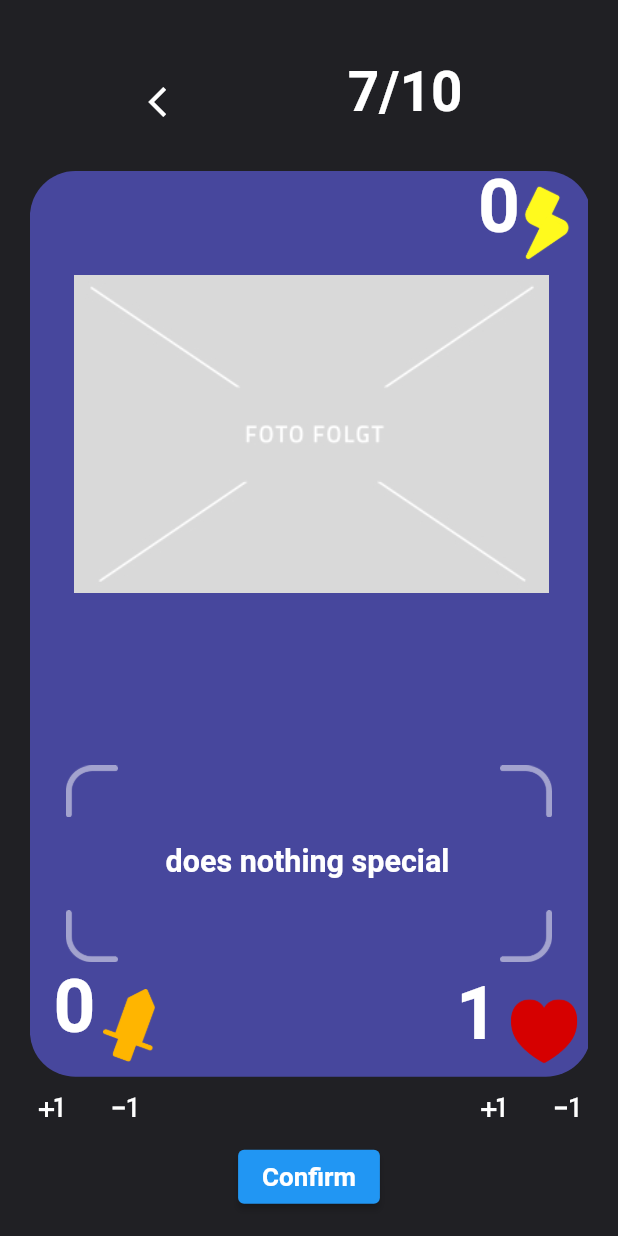
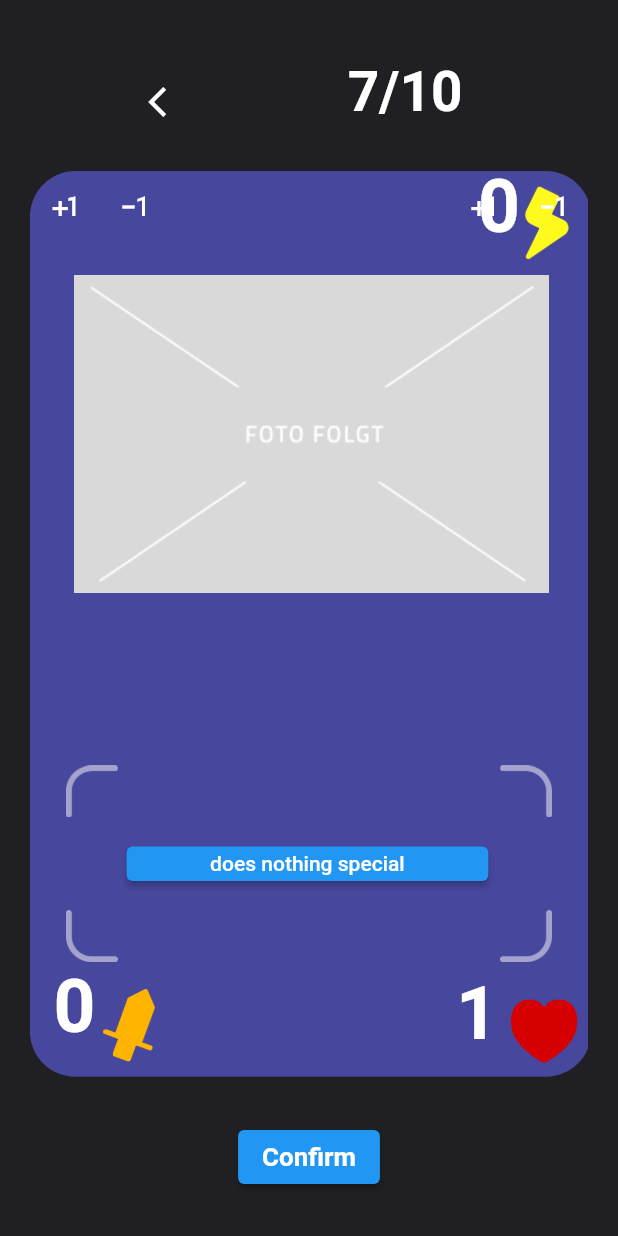
Before and after one commit to PaulAndert/caf_cards_frontend, a Flutter app: the screen it shows after launch, item 4 of the bottom bar chosen, after a tap on "Continue", on a phone screen of 412 x 824 dp. Run offline on Flutter 3.47's test engine with Material 2 defaults, Android fonts, the phone set to English and light mode, and no system bars; our stand-ins replace device_info_plus, flutter_dotenv, google_fonts, qr_flutter; missing offline and left inert: qr_code_scanner; accounts and stored records are empty; network calls fail; Roboto replaces fonts that are missing (SF Pro Display).

Commit message:
fullscreen edit added

```diff
--- a/CAF_Cards/lib/screens/create/points/create-points.dart
+++ b/CAF_Cards/lib/screens/create/points/create-points.dart
@@ -8,6 +8,7 @@ import 'package:myapp/models/ability.dart';
 import 'package:myapp/models/gamecard.dart';
 import 'package:myapp/utils.dart';
 import 'package:myapp/widgets/card_fullscreen_widget.dart';
+import 'package:myapp/widgets/fullscreen_edit_widget.dart';
 import 'package:myapp/widgets/navbar.dart';
 
 import '../../../services/helper_service.dart';
@@ -16,6 +17,7 @@ class CreatePoints extends StatefulWidget {
   static const String routeName = "/CreatePoints";
   final int power = 0;
   final int hp = 1;
+  final String spell = "does nothing special";
 
   @override
   State<CreatePoints> createState() => _CreatePointsState();
@@ -24,6 +26,7 @@ class CreatePoints extends StatefulWidget {
 class _CreatePointsState extends State<CreatePoints> {
   int strength = 0;
   int health = 1;
+  String ability = "does nothing special";
 
   String? deviceId;
   var deviceIdLoaded = false;
@@ -42,6 +45,7 @@ class _CreatePointsState extends State<CreatePoints> {
     super.initState();
     strength = widget.power;
     health = widget.hp;
+    ability = widget.spell;
     getDeviceId();
   }
 
@@ -75,6 +79,12 @@ class _CreatePointsState extends State<CreatePoints> {
         health++;
       });
     }
+  }
+
+  void updateAbility(String name){
+    setState(() {
+      ability = name;
+    });
   }
 
   @override
@@ -132,8 +142,8 @@ class _CreatePointsState extends State<CreatePoints> {
               ),
               Expanded(
                 flex: 23,
-                child: card_fullscreen_widget(
-                  fem: fem, ffem: ffem, args: ScreenArguments(deviceId!,
+                child: fullscreen_edit_widget(
+                  fem: fem, ffem: ffem, args: ScreenArguments("0",
                     Gamecard(
                     id: 0,
                     name: args.name,
@@ -146,59 +156,19 @@ class _CreatePointsState extends State<CreatePoints> {
                     Ability(
                       id: 0,
                       cost: 0,
-                      name: "does nothing special",
+                      name: ability,
                       cardIds: [],
-                    )),
+                    )
+                ), getAbility: (String name) {
+                    print(name);
+                  updateAbility(name);
+                },
+
                 ),
               ),
               Expanded(
-                flex: 1,
-                  child: Row(
-                    crossAxisAlignment: CrossAxisAlignment.start,
-                    children: [
-                      Expanded(
-                        flex: 1,
-                        child: IconButton(onPressed: (){
-                          incrementStrength();
-                        },
-                          icon: const Icon(Icons.plus_one, color: Colors.white,),
-                        ),
-                      ),
-                      Expanded(
-                        flex: 1,
-                        child: IconButton(
-                          onPressed: (){
-                          decrementStrength();
-                        },
-                          icon: const Icon(Icons.exposure_minus_1, color: Colors.white,),
-                        ),
-                      ),
-                      Expanded(
-                          flex: 4,
-                          child: Container()
-                      ),
-                      Expanded(
-                        flex: 1,
-                        child: IconButton(onPressed: (){
-                          incrementHealth();
-                        },
-                          icon: const Icon(Icons.plus_one, color: Colors.white,),
-                        ),
-                      ),
-                      Expanded(
-                        flex: 1,
-                        child: IconButton(
-                          onPressed: (){
-                            decrementHealth();
-                          },
-                          icon: const Icon(Icons.exposure_minus_1, color: Colors.white,),
-                        ),
-                      ),
-                    ],
-                  )),
-              Expanded(
                 // buttonsprimery4LV (111:1638)
-                flex: 3,
+                flex: 4,
                 child: Center(
                   child: ElevatedButton(
                     onPressed: () {  },
--- /dev/null
+++ b/CAF_Cards/lib/widgets/fullscreen_edit_widget.dart
@@ -0,0 +1,459 @@
+import 'package:flutter/cupertino.dart';
+import 'package:flutter/material.dart';
+import 'package:myapp/models/gamecard.dart';
+
+import '../models/ScreenArguments.dart';
+import '../services/helper_service.dart';
+import '../utils.dart';
+
+class fullscreen_edit_widget extends StatefulWidget {
+  const fullscreen_edit_widget({
+    Key? key,
+    required this.fem,
+    required this.ffem,
+    required this.args,
+    required this.getAbility,
+  }) : super(key: key);
+
+  final double fem;
+  final double ffem;
+  final ScreenArguments args;
+
+  final Function(String name) getAbility;
+
+  @override
+  State<fullscreen_edit_widget> createState() => _fullscreen_edit_widgetState();
+}
+
+class _fullscreen_edit_widgetState extends State<fullscreen_edit_widget> {
+  String value = "test";
+  int strength = 0;
+  int health = 1;
+
+  String? deviceId;
+
+  void initState() {
+    super.initState();
+    strength = widget.args.card.strength;
+    health = widget.args.card.health;
+    deviceId = widget.args.deviceId;
+  }
+
+  void decrementStrength() {
+    if (strength > 0) {
+      setState(() {
+        strength--;
+      });
+    }
+  }
+
+  void incrementStrength() {
+    if (strength < 10) {
+      setState(() {
+        strength++;
+        print(strength);
+      });
+    }
+  }
+
+  void decrementHealth() {
+    if (health > 1) {
+      setState(() {
+        health--;
+      });
+    }
+  }
+
+  void incrementHealth() {
+    if (health < 11) {
+      setState(() {
+        health++;
+      });
+    }
+  }
+
+  @override
+  Widget build(BuildContext context) {
+    return Container(
+      // group6GJH (103:1291)
+      margin: EdgeInsets.fromLTRB(10*widget.fem, 0*widget.fem, 10*widget.fem, 0*widget.fem),
+      width: double.infinity,
+      height: 576*widget.fem,
+      child: Stack(
+        children: [
+          Positioned(
+            // rectangle38XV7 (103:1277)
+            left: 0*widget.fem,
+            top: 0*widget.fem,
+            child: Align(
+              child: SizedBox(
+                width: 357*widget.fem,
+                height: 576*widget.fem,
+                child: Container(
+                  decoration: BoxDecoration (
+                    borderRadius: BorderRadius.circular(29*widget.fem),
+                    color: Color(0xff47479d),
+                  ),
+                ),
+              ),
+            ),
+          ),
+          Positioned(
+            // vector8strokeBpZ (103:1278)
+            left: 23*widget.fem,
+            top: 378.0001220703*widget.fem,
+            child: Align(
+              child: SizedBox(
+                width: 33*widget.fem,
+                height: 33*widget.fem,
+                child: Image.asset(
+                  'assets/page-1/images/vector-8-stroke-9Xb.png',
+                  width: 33*widget.fem,
+                  height: 33*widget.fem,
+                ),
+              ),
+            ),
+          ),
+          Positioned(
+            // vector8strokeEnq (103:1279)
+            left: 299.0002441406*widget.fem,
+            top: 378.0001220703*widget.fem,
+            child: Align(
+              child: SizedBox(
+                width: 33*widget.fem,
+                height: 33*widget.fem,
+                child: Image.asset(
+                  'assets/page-1/images/vector-8-stroke-o6M.png',
+                  width: 33*widget.fem,
+                  height: 33*widget.fem,
+                ),
+              ),
+            ),
+          ),
+          Positioned(
+            // vector8strokehgR (103:1280)
+            left: 23*widget.fem,
+            top: 470.0001220703*widget.fem,
+            child: Align(
+              child: SizedBox(
+                width: 33*widget.fem,
+                height: 33*widget.fem,
+                child: Image.asset(
+                  'assets/page-1/images/vector-8-stroke-sbj.png',
+                  width: 33*widget.fem,
+                  height: 33*widget.fem,
+                ),
+              ),
+            ),
+          ),
+          Positioned(
+            // vector8strokex6Z (103:1281)
+            left: 299.0002441406*widget.fem,
+            top: 470.0001220703*widget.fem,
+            child: Align(
+              child: SizedBox(
+                width: 33*widget.fem,
+                height: 33*widget.fem,
+                child: Image.asset(
+                  'assets/page-1/images/vector-8-stroke-Fnd.png',
+                  width: 33*widget.fem,
+                  height: 33*widget.fem,
+                ),
+              ),
+            ),
+          ),
+          Positioned(
+            // DHP (103:1296)
+            left: 271*widget.fem,
+            top: 535.4998779297*widget.fem,
+            child: Center(
+              child: Align(
+                child: SizedBox(
+                  width: 26*widget.fem,
+                  height: 22*widget.fem,
+                  child: Text(
+                    health.toString(),
+                    textAlign: TextAlign.center,
+                    style: SafeGoogleFont (
+                      'SF Pro Display',
+                      fontSize: 48*widget.ffem,
+                      fontWeight: FontWeight.w700,
+                      height: 0.4583333333*widget.ffem/widget.fem,
+                      color: Color(0xffffffff),
+                    ),
+                  ),
+                ),
+              ),
+            ),
+          ),
+          Positioned(
+            // group9dru (106:3864)
+            left: 293*widget.fem,
+            top: 2.9999389648*widget.fem,
+            child: Align(
+              child: SizedBox(
+                width: 66.86*widget.fem,
+                height: 66.86*widget.fem,
+                child: Image.asset(
+                  'assets/page-1/images/group-9-9ED.png',
+                  width: 66.86*widget.fem,
+                  height: 66.86*widget.fem,
+                ),
+              ),
+            ),
+          ),
+          Positioned(
+            // UMj (103:1297)
+            left: 285*widget.fem,
+            top: 22.4999389648*widget.fem,
+            child: Center(
+              child: Align(
+                child: SizedBox(
+                  width: 26*widget.fem,
+                  height: 22*widget.fem,
+                  child: Text(
+                    widget.args.card.energy.toString(),
+                    textAlign: TextAlign.center,
+                    style: SafeGoogleFont (
+                      'SF Pro Display',
+                      fontSize: 48*widget.ffem,
+                      fontWeight: FontWeight.w700,
+                      height: 0.4583333333*widget.ffem/widget.fem,
+                      color: Color(0xffffffff),
+                    ),
+                  ),
+                ),
+              ),
+            ),
+          ),
+          Positioned(
+            // draw2cardswhenplayedhEV (103:1287)
+            left: 61.5*widget.fem,
+            top: 429.5001220703*widget.fem,
+            child: Center(
+              child: Align(
+                child: SizedBox(
+                  width: 230*widget.fem,
+                  height: 22*widget.fem,
+                  child: /* Text(
+                    args.ability.name,
+                    textAlign: TextAlign.center,
+                    style: SafeGoogleFont (
+                      'SF Pro Display',
+                      fontSize: 20*ffem,
+                      fontWeight: FontWeight.w700,
+                      height: 1.1*ffem/fem,
+                      color: Color(0xffffffff),
+                    ),
+                  ),
+                  */
+                  ElevatedButton(
+                    child: Text(
+                      widget.args.ability.name,
+                    ),
+                    onPressed: () {
+                      showGeneralDialog(
+                        context: context,
+                        transitionDuration: Duration(milliseconds: 400),
+                        pageBuilder: (context, ania, anis) {
+                          return SizedBox.expand(
+                            child: Container(
+                              color: Colors.black,
+                              child: Padding(
+                                padding: const EdgeInsets.all(20.0),
+                                child: Column(
+                                  mainAxisAlignment: MainAxisAlignment
+                                      .spaceBetween,
+                                  children: [
+                                    const FlutterLogo(
+                                      size: 200,
+                                    ),
+                                    const Text(
+                                      "This is a Full Screen Dialog",
+                                      style: TextStyle(
+                                          fontSize: 20,
+                                          decoration: TextDecoration.none),
+                                    ),
+                                    ElevatedButton(
+                                        onPressed: () {
+                                          widget.getAbility(value);
+                                          Navigator.pop(context);
+                                        },
+                                        child: Text(value))
+                                  ],
+                                ),
+                              ),
+                            ),
+                          );
+                        },
+                      );
+                    },
+                  ),
+                ),
+              ),
+            ),
+          ),
+          Positioned(
+            // topfdergieruLZ (103:1292)
+            left: 28*widget.fem,
+            top: 22.4998779297*widget.fem,
+            child: Align(
+              child: SizedBox(
+                width: 172*widget.fem,
+                height: 22*widget.fem,
+                child: Text(
+                  //'Jar of Greed',
+                  widget.args != null ? widget.args.card.name : "...",
+                  style: SafeGoogleFont (
+                    'SF Pro Display',
+                    fontSize: 32*widget.ffem,
+                    fontWeight: FontWeight.w700,
+                    height: 0.6875*widget.ffem/widget.fem,
+                    color: Color(0xffffffff),
+                  ),
+                ),
+              ),
+            ),
+          ),
+          Positioned(
+            // anoldjarfullofancientcardsandt (103:1293)
+            left: 28*widget.fem,
+            top: 280.5001220703*widget.fem,
+            child: Align(
+              child: SizedBox(
+                width: 303*widget.fem,
+                height: 44*widget.fem,
+                child: Text(
+                  widget.args.card.description,
+                  style: SafeGoogleFont (
+                    'SF Pro Display',
+                    fontSize: 20*widget.ffem,
+                    fontWeight: FontWeight.w700,
+                    height: 1.1*widget.ffem/widget.fem,
+                    color: Color(0xffffffff),
+                  ),
+                ),
+              ),
+            ),
+          ),
+          Positioned(
+            // grafik4Avh (103:1295)
+            left: 28*widget.fem,
+            top: 66*widget.fem,
+            child: Align(
+              child: SizedBox(
+                width: 302*widget.fem,
+                height: 202*widget.fem,
+                child: Image.asset(
+                  'assets/page-1/images/Foto-Platzhalter-klein.png',
+                  fit: BoxFit.cover,
+                ),
+              ),
+            ),
+          ),
+          Positioned(
+            // group7qmw (106:3856)
+            left: 46.744140625*widget.fem,
+            top: 520.1431884766*widget.fem,
+            child: Align(
+              child: SizedBox(
+                width: 32.83*widget.fem,
+                height: 46.36*widget.fem,
+                child: Image.asset(
+                  'assets/page-1/images/group-7-FHf.png',
+                  width: 32.83*widget.fem,
+                  height: 46.36*widget.fem,
+                ),
+              ),
+            ),
+          ),
+          Positioned(
+            // WNH (103:1285)
+            left: 15*widget.fem,
+            top: 531.5001220703*widget.fem,
+            child: Center(
+              child: Align(
+                child: SizedBox(
+                  width: 26*widget.fem,
+                  height: 22*widget.fem,
+                  child: Text(
+                    strength.toString(),
+                    textAlign: TextAlign.center,
+                    style: SafeGoogleFont (
+                      'SF Pro Display',
+                      fontSize: 48*widget.ffem,
+                      fontWeight: FontWeight.w700,
+                      height: 0.4583333333*widget.ffem/widget.fem,
+                      color: Color(0xffffffff),
+                    ),
+                  ),
+                ),
+              ),
+            ),
+          ),
+          Positioned(
+            // group8Mth (106:3860)
+            left: 302*widget.fem,
+            top: 521.9998779297*widget.fem,
+            child: Align(
+              child: SizedBox(
+                width: 50*widget.fem,
+                height: 50*widget.fem,
+                child: Image.asset(
+                  'assets/page-1/images/group-8-BD7.png',
+                  width: 50*widget.fem,
+                  height: 50*widget.fem,
+                ),
+              ),
+            ),
+          ),
+          Container(
+              child: Row(
+                crossAxisAlignment: CrossAxisAlignment.start,
+                children: [
+                  Expanded(
+                    flex: 1,
+                    child: IconButton(onPressed: (){
+                      incrementStrength();
+                    },
+                      icon: const Icon(Icons.plus_one, color: Colors.white,),
+                    ),
+                  ),
+                  Expanded(
+                    flex: 1,
+                    child: IconButton(
+                      onPressed: (){
+                        decrementStrength();
+                      },
+                      icon: const Icon(Icons.exposure_minus_1, color: Colors.white,),
+                    ),
+                  ),
+                  Expanded(
+                      flex: 4,
+                      child: Container()
+                  ),
+                  Expanded(
+                    flex: 1,
+                    child: IconButton(onPressed: (){
+                      incrementHealth();
+                    },
+                      icon: const Icon(Icons.plus_one, color: Colors.white,),
+                    ),
+                  ),
+                  Expanded(
+                    flex: 1,
+                    child: IconButton(
+                      onPressed: (){
+                        decrementHealth();
+                      },
+                      icon: const Icon(Icons.exposure_minus_1, color: Colors.white,),
+                    ),
+                  ),
+                ],
+              )
+          ),
+        ],
+      ),
+    );
+  }
+}
```
